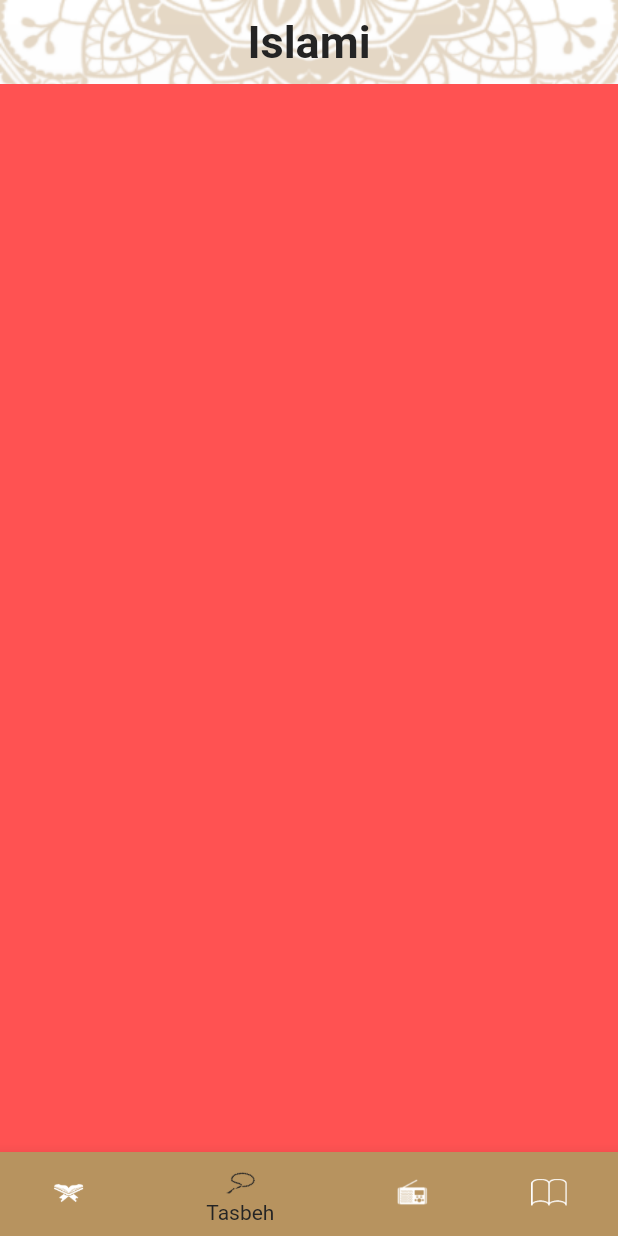
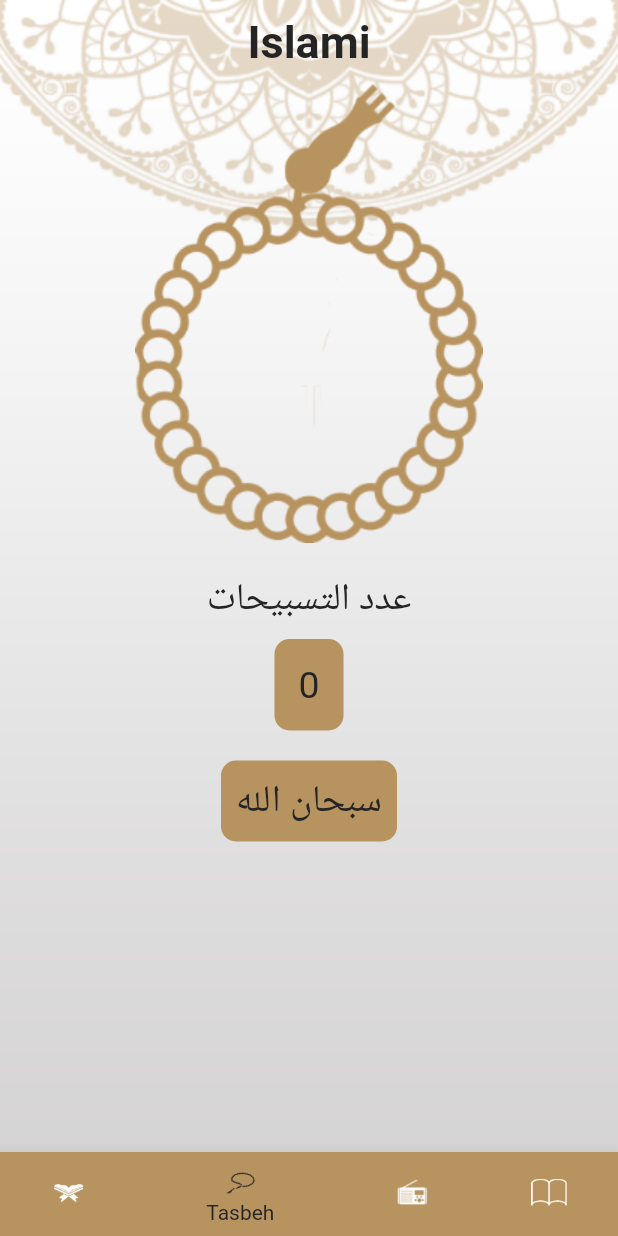
Before and after one commit to mohamedhamouda7897/islami_c6_online, a Flutter app: the screen it shows after launch, item 2 of the bottom bar chosen, on a phone screen of 412 x 824 dp. Run offline on Flutter 3.47's test engine with Material 2 defaults, Android fonts, the phone set to English and light mode, and no system bars.

Commit message:
create sebha screen

```diff
--- a/lib/home_layout.dart
+++ b/lib/home_layout.dart
@@ -66,7 +66,7 @@ class _HomeLayoutState extends State<HomeLayout> {
 
   List<Widget> tabs = [
     QuranScreen(),
-    SebhaScreen(),
+    sebhascreen(),
     RadioScreen(),
     AhadethScreen()
   ];
--- /dev/null
+++ b/lib/myitem.dart
@@ -0,0 +1,35 @@
+import 'package:flutter/cupertino.dart';
+import 'package:flutter/material.dart';
+
+class myitem extends StatefulWidget {
+  int count;
+  myitem(this.count);
+
+  @override
+  State<myitem> createState() => _myitemState();
+}
+
+class _myitemState extends State<myitem> {
+
+
+  @override
+  Widget build(BuildContext context) {
+    return   Container(
+
+      padding: EdgeInsets.all(16),
+      decoration: BoxDecoration(
+          color: Theme.of(context).primaryColor,
+          borderRadius: BorderRadius.circular(
+              10)
+
+      ),
+
+      child: Text('${widget.count
+      }',style: Theme.of(context).textTheme.headline2,),
+    );
+
+
+  }
+
+
+}
--- a/lib/tabs/sebha.dart
+++ b/lib/tabs/sebha.dart
@@ -1,12 +1,63 @@
+import 'package:flutter/cupertino.dart';
 import 'package:flutter/material.dart';
 
-class SebhaScreen extends StatelessWidget {
-  const SebhaScreen({Key? key}) : super(key: key);
+import '../myitem.dart';
 
+
+class sebhascreen extends StatefulWidget {
+  @override
+  State<sebhascreen> createState() => _sebhascreenState();
+}
+
+class _sebhascreenState extends State<sebhascreen> {
+  int counter=0;
+  int count=0;
+  List<String> tasbih=["سبحان الله","الحمدلله","الله اكبر"];
   @override
   Widget build(BuildContext context) {
-    return Container(
-      color: Colors.redAccent,
+    return Column(
+      children: [
+        GestureDetector(onTap: (){
+          counter++;
+
+          setState(() {
+
+          });
+        },
+            child: Center(child: Image.asset('assets/images/sebha2.png'))),
+        SizedBox(height: 20,),
+        Text('عدد التسبيحات',style: Theme.of(context).textTheme.headline2,),
+        SizedBox(height: 10,),
+        myitem(counter) ,
+        SizedBox(height: 20,),
+        Container(
+
+            padding: EdgeInsets.all(10),
+            decoration:BoxDecoration(
+                color: Theme.of(context).primaryColor,
+                borderRadius: BorderRadius.circular(10)
+            ) ,
+            child: mytasbih(counter))
+      ],
     );
   }
+  Widget mytasbih(int counter1){
+    if(counter<33&&tasbih[0]=="سبحان الله") {
+
+
+      return Text('${tasbih[0]}',style: Theme.of(context).textTheme.headline2,);}
+    else if(counter>=33&&counter<66&&tasbih[0]=="سبحان الله"){
+
+      return Text('${tasbih[1]}',style: Theme.of(context).textTheme.headline2,);
+    }
+
+    if(counter>=66){
+
+      return Text('${tasbih[2]}',style: Theme.of(context).textTheme.headline2,);
+    }
+    else{
+      return Text('');
+    }
+
+  }
 }
```
Also changed, not shown: assets/images/2.0x/sebha2@2x.png (added), assets/images/3.0x/sebha2@3x.png (added), assets/images/sebha2.png (added).
